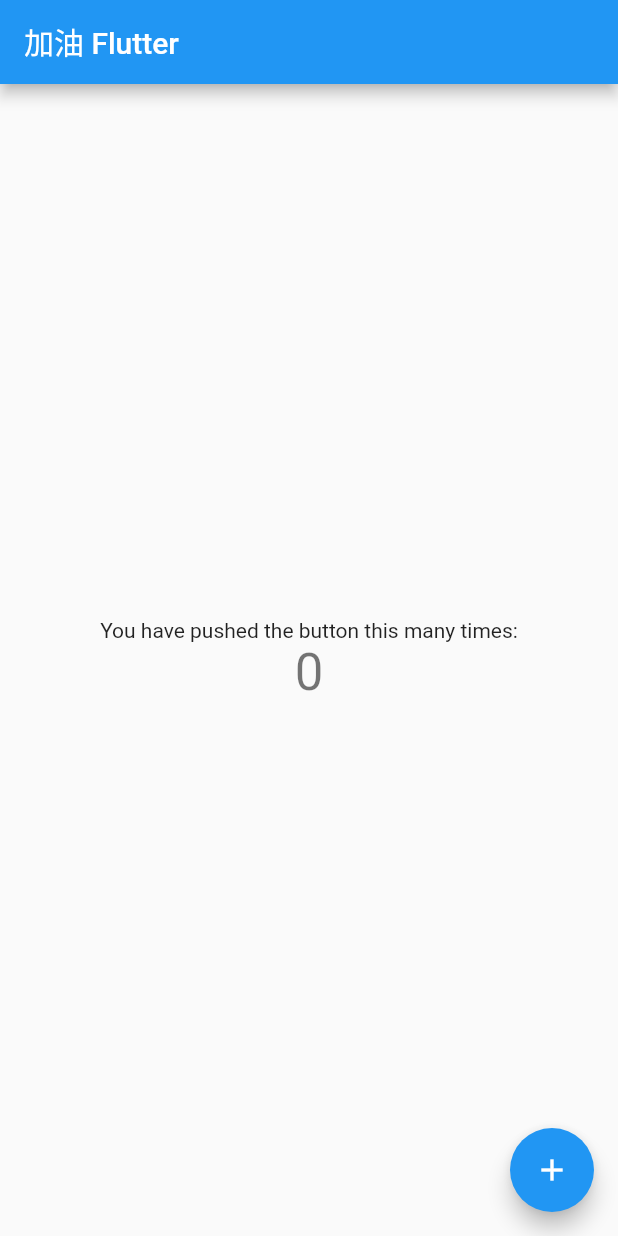
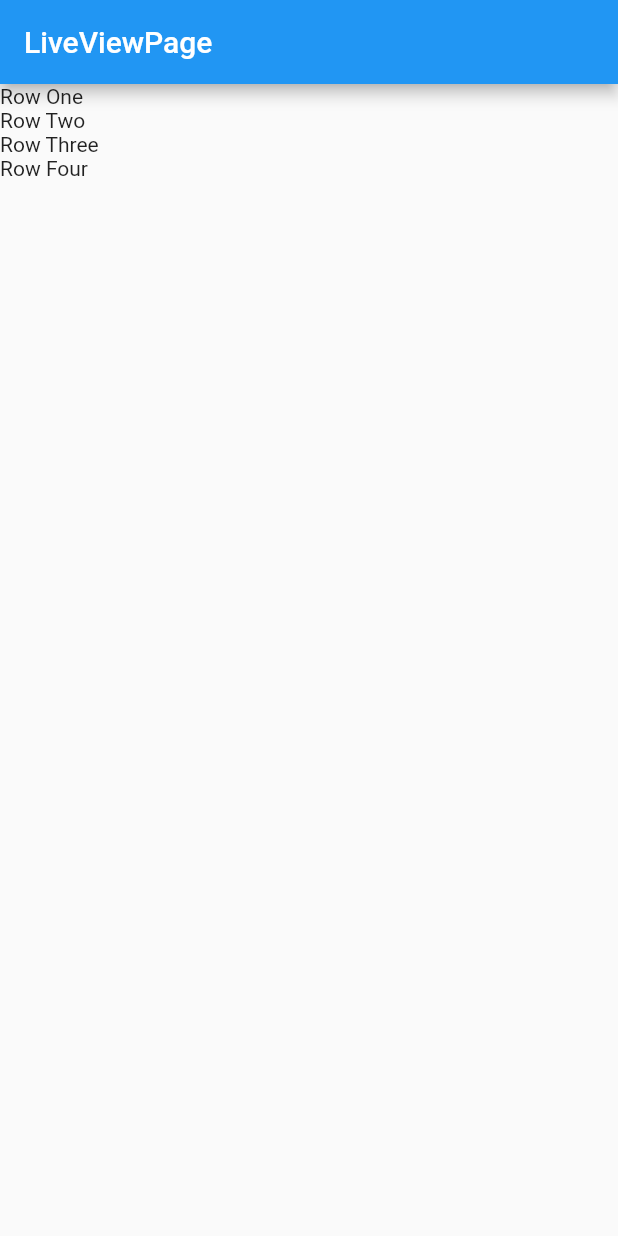
Before and after one commit to jiaoyaning/master_road_flutter, a Flutter app: the screen it shows after launch, on a phone screen of 412 x 824 dp. Run offline on Flutter 3.47's test engine with Material 2 defaults, Android fonts, the phone set to English and light mode, and no system bars; our stand-ins replace fluttertoast.

Commit message:
updata 路由

```diff
--- a/lib/Route.dart
+++ b/lib/Route.dart
@@ -1,16 +1,16 @@
 import 'package:flutter/cupertino.dart';
 import 'package:flutter/material.dart';
-import 'package:master_road_flutter/Home.dart';
+import 'package:master_road_flutter/home/Home.dart';
 
 import 'Main.dart';
 
 void main() {
   //入口
   runApp(MaterialApp(
-    home: MyApp(),
+    home: Home(),
     routes: <String, WidgetBuilder>{
       '/main': (context) => MyApp(),
-      '/home': (context) => Home()
+      '/home': (context) => Home(),
     },
   ));
 }
--- /dev/null
+++ b/lib/home/Home.dart
@@ -0,0 +1,18 @@
+import 'package:flutter/material.dart';
+
+import 'LiveViewPage.dart';
+
+class Home extends StatelessWidget {
+  Home({Key key}) : super(key: key);
+
+  @override
+  Widget build(BuildContext context) {
+    return MaterialApp(
+      title: 'Flutter Demo',
+      theme: ThemeData(
+        primarySwatch: Colors.blue,
+      ),
+      home: LiveViewPage(),
+    );
+  }
+}
--- /dev/null
+++ b/lib/home/LiveViewPage.dart
@@ -0,0 +1,39 @@
+import 'package:flutter/material.dart';
+
+class LiveViewPage extends StatefulWidget {
+  LiveViewPage({Key key}) : super(key: key);
+
+  @override
+  _LiveViewPageState createState() {
+    return _LiveViewPageState();
+  }
+}
+
+class _LiveViewPageState extends State<LiveViewPage> {
+  @override
+  void initState() {
+    super.initState();
+  }
+
+  @override
+  void dispose() {
+    super.dispose();
+  }
+
+  @override
+  Widget build(BuildContext context) {
+    return Scaffold(
+        appBar: AppBar(
+          title: Text("LiveViewPage"),
+        ),
+        body: (ListView(
+          scrollDirection: Axis.vertical,
+          children: <Widget>[
+            Text('Row One'),
+            Text('Row Two'),
+            Text('Row Three'),
+            Text('Row Four'),
+          ],
+        )));
+  }
+}
--- a/pubspec.yaml
+++ b/pubspec.yaml
@@ -23,7 +23,7 @@ environment:
 dependencies:
   flutter:
     sdk: flutter
-
+  fluttertoast: ^7.1.4
 
   # The following adds the Cupertino Icons font to your application.
   # Use with the CupertinoIcons class for iOS style icons.
```
Also changed, not shown: lib/Home.dart (deleted, +0 -11 lines), lib/Main.dart (+24 -1 lines), pubspec.lock, 3 other files.
